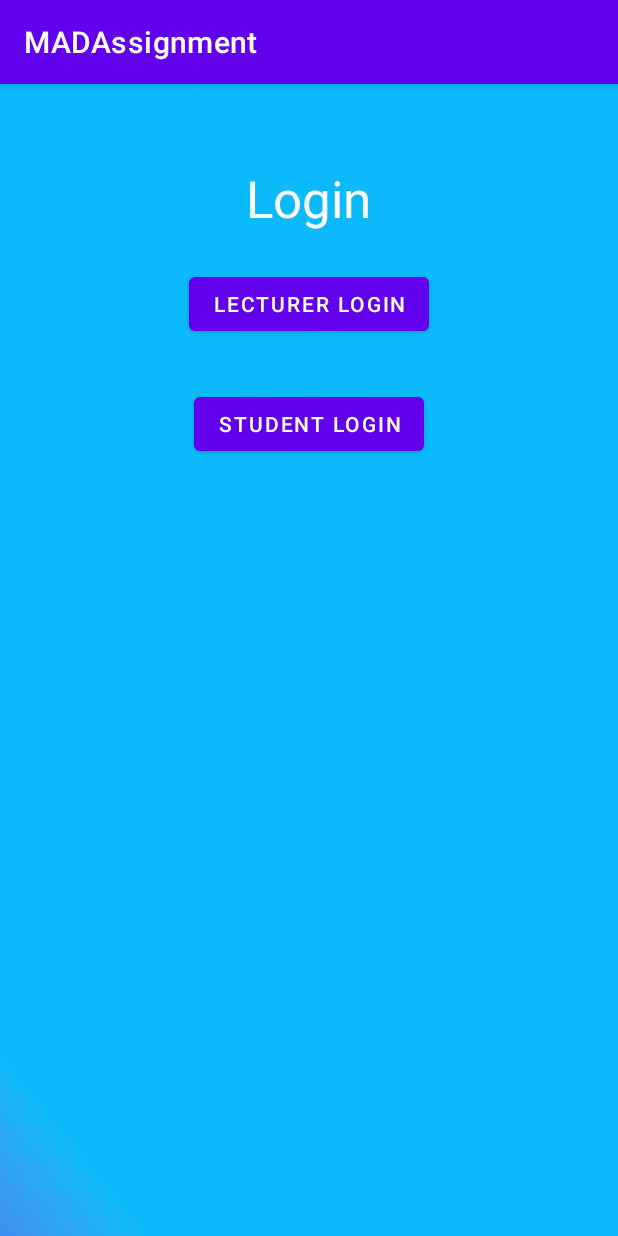
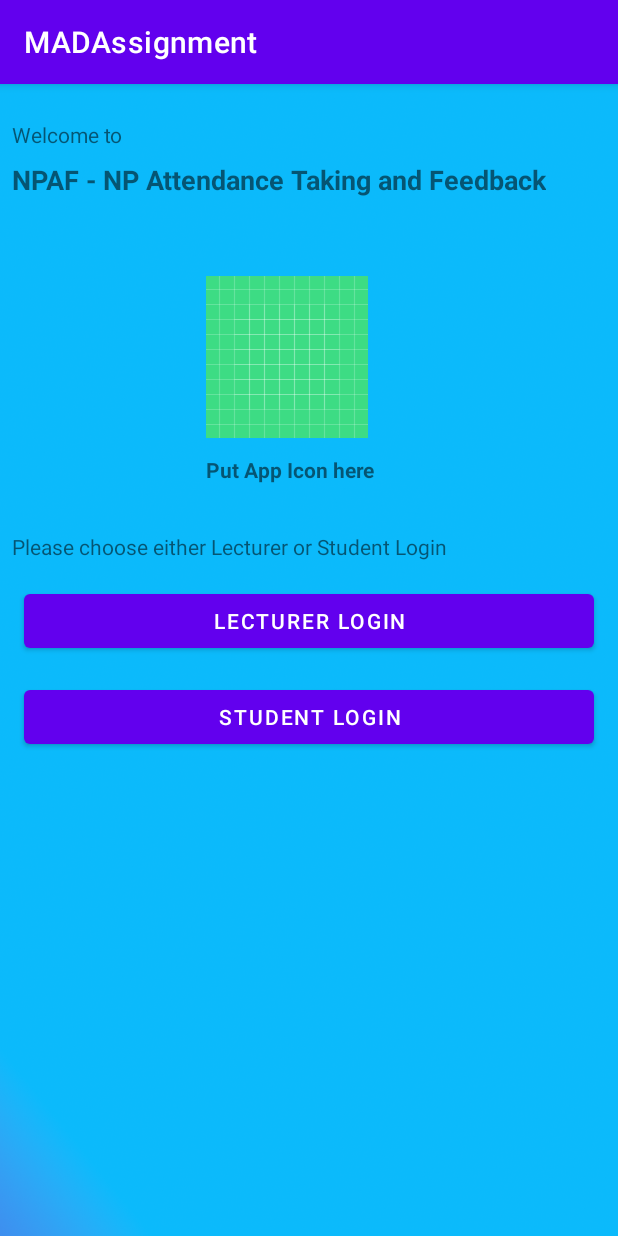
Before and after one commit to Minteckk/22_MADAssignment, an Android app: the screen it shows after launch (MainActivity), on a phone screen of 412 x 824 dp. Run offline under Robolectric (Android 15) with nearby library versions, the phone set to English and light mode, and no system bars; our stand-ins replace Firebase (no records; nobody signed in at launch, a user with empty details on screens opened directly).

Commit message:
improve layout for main page

```diff
--- a/app/src/main/res/layout/activity_main.xml
+++ b/app/src/main/res/layout/activity_main.xml
@@ -11,53 +11,93 @@
         android:layout_width="match_parent"
         android:layout_height="match_parent"
         tools:layout_editor_absoluteX="0dp"
-        tools:layout_editor_absoluteY="0dp">
+        tools:layout_editor_absoluteY="8dp">
 
         <androidx.constraintlayout.widget.ConstraintLayout
             android:layout_width="match_parent"
             android:layout_height="match_parent">
 
-            <TextView
-                android:id="@+id/logintext"
-                android:layout_width="wrap_content"
-                android:layout_height="wrap_content"
-                android:layout_marginLeft="8dp"
-                android:layout_marginTop="8dp"
-                android:layout_marginRight="8dp"
-                android:layout_marginBottom="8dp"
-                android:text="Login"
-                android:textColor="@color/design_default_color_background"
-                android:textSize="34sp"
-                app:layout_constraintBottom_toBottomOf="parent"
-                app:layout_constraintHorizontal_bias="0.498"
-                app:layout_constraintLeft_toLeftOf="parent"
-                app:layout_constraintRight_toRightOf="parent"
-                app:layout_constraintTop_toTopOf="parent"
-                app:layout_constraintVertical_bias="0.239" />
-
             <Button
                 android:id="@+id/lecturerlogin"
-                android:layout_width="wrap_content"
+                android:layout_width="0dp"
                 android:layout_height="wrap_content"
                 android:layout_marginStart="16dp"
-                android:layout_marginTop="24dp"
+                android:layout_marginTop="16dp"
                 android:layout_marginEnd="16dp"
                 android:text="Lecturer Login"
                 app:layout_constraintEnd_toEndOf="parent"
+                app:layout_constraintHorizontal_bias="0.44"
                 app:layout_constraintStart_toStartOf="parent"
-                app:layout_constraintTop_toBottomOf="@+id/logintext" />
+                app:layout_constraintTop_toBottomOf="@+id/textView20" />
 
             <Button
                 android:id="@+id/Studentlogin"
-                android:layout_width="wrap_content"
+                android:layout_width="0dp"
                 android:layout_height="wrap_content"
                 android:layout_marginStart="16dp"
-                android:layout_marginTop="32dp"
+                android:layout_marginTop="16dp"
                 android:layout_marginEnd="16dp"
                 android:text="Student Login"
                 app:layout_constraintEnd_toEndOf="parent"
+                app:layout_constraintHorizontal_bias="0.426"
                 app:layout_constraintStart_toStartOf="parent"
                 app:layout_constraintTop_toBottomOf="@+id/lecturerlogin" />
+
+            <TextView
+                android:id="@+id/textView13"
+                android:layout_width="wrap_content"
+                android:layout_height="wrap_content"
+                android:layout_marginStart="8dp"
+                android:layout_marginTop="24dp"
+                android:text="Welcome to "
+                app:layout_constraintStart_toStartOf="parent"
+                app:layout_constraintTop_toTopOf="parent" />
+
+            <TextView
+                android:id="@+id/textView16"
+                android:layout_width="wrap_content"
+                android:layout_height="wrap_content"
+                android:layout_marginStart="8dp"
+                android:layout_marginTop="8dp"
+                android:text="NPAF - NP Attendance Taking and Feedback"
+                android:textSize="18sp"
+                android:textStyle="bold"
+                app:layout_constraintStart_toStartOf="parent"
+                app:layout_constraintTop_toBottomOf="@+id/textView13" />
+
+            <ImageView
+                android:id="@+id/imageView9"
+                android:layout_width="wrap_content"
+                android:layout_height="wrap_content"
+                android:layout_marginStart="8dp"
+                android:layout_marginTop="52dp"
+                android:layout_marginEnd="8dp"
+                app:layout_constraintEnd_toEndOf="parent"
+                app:layout_constraintHorizontal_bias="0.449"
+                app:layout_constraintStart_toStartOf="parent"
+                app:layout_constraintTop_toBottomOf="@+id/textView16"
+                app:srcCompat="@drawable/ic_launcher_background" />
+
+            <TextView
+                android:id="@+id/textView17"
+                android:layout_width="wrap_content"
+                android:layout_height="wrap_content"
+                android:layout_marginStart="137dp"
+                android:layout_marginTop="11dp"
+                android:text="Put App Icon here"
+                android:textStyle="bold"
+                app:layout_constraintStart_toStartOf="parent"
+                app:layout_constraintTop_toBottomOf="@+id/imageView9" />
+
+            <TextView
+                android:id="@+id/textView20"
+                android:layout_width="wrap_content"
+                android:layout_height="wrap_content"
+                android:layout_marginStart="8dp"
+                android:layout_marginTop="32dp"
+                android:text="Please choose either Lecturer or Student Login"
+                app:layout_constraintStart_toStartOf="parent"
+                app:layout_constraintTop_toBottomOf="@+id/textView17" />
         </androidx.constraintlayout.widget.ConstraintLayout>
     </ScrollView>
 </androidx.constraintlayout.widget.ConstraintLayout>
```
